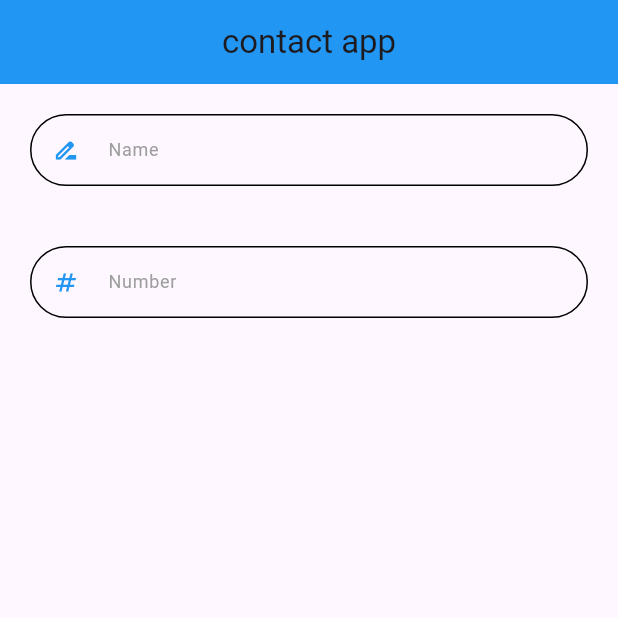
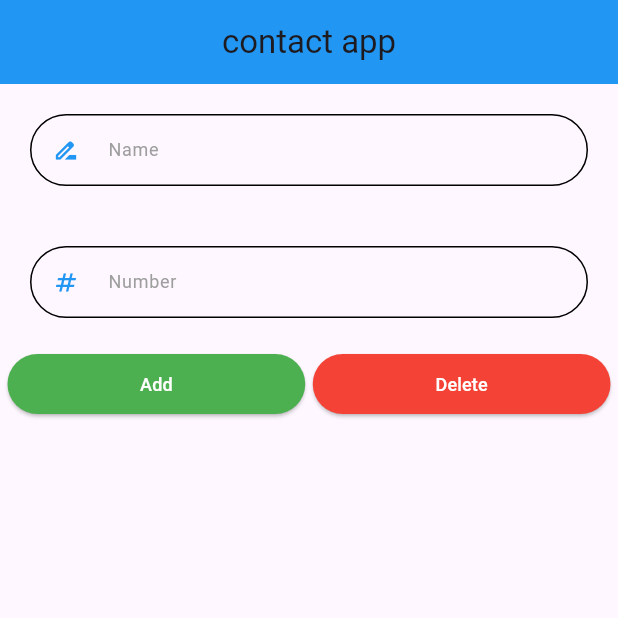
Before and after one commit to pgd8/contact-app, a Flutter app: the screen it shows after launch, on a phone screen of 412 x 824 dp, the top half of it. Run offline on Flutter 3.47's test engine with Material 3 defaults, Android fonts, the phone set to English and light mode, and no system bars.

Commit message:
buttons and their updates

```diff
--- /dev/null
+++ b/lib/Contact_Screen/add_button.dart
@@ -0,0 +1,17 @@
+import 'package:contactapp/Contact_Screen/button_label.dart';
+import 'package:flutter/material.dart';
+
+class AddBtn extends StatelessWidget {
+  @override
+  Widget build(BuildContext context) {
+    return Expanded(
+      child: Container(
+        margin: const EdgeInsets.only(left: 5, right: 2.5),
+        child: ElevatedButton(
+            onPressed: () {},
+            style: ElevatedButton.styleFrom(backgroundColor: Colors.green),
+            child: ButtonLabel('Add')),
+      ),
+    );
+  }
+}
--- /dev/null
+++ b/lib/Contact_Screen/button_label.dart
@@ -0,0 +1,15 @@
+import 'package:flutter/material.dart';
+
+class ButtonLabel extends StatelessWidget {
+  String title;
+
+  ButtonLabel(this.title, {super.key});
+
+  @override
+  Widget build(BuildContext context) {
+    return Text(
+      title,
+      style: const TextStyle(color: Colors.white, fontSize: 12),
+    );
+  }
+}
--- a/lib/Contact_Screen/contact_screen.dart
+++ b/lib/Contact_Screen/contact_screen.dart
@@ -1,5 +1,7 @@
 // ignore_for_file: use_key_in_widget_constructors
 
+import 'package:contactapp/Contact_Screen/add_button.dart';
+import 'package:contactapp/Contact_Screen/delete_button.dart';
 import 'package:contactapp/Contact_Screen/name_field.dart';
 import 'package:contactapp/Contact_Screen/number_field.dart';
 import 'package:flutter/material.dart';
@@ -17,6 +19,12 @@ class ContactScreen extends StatelessWidget {
         children: [
           NameField(),
           NumberField(),
+          Row(
+            children: [
+              AddBtn(),
+              DeleteBtn(),
+            ],
+          )
         ],
       ),
     );
--- /dev/null
+++ b/lib/Contact_Screen/delete_button.dart
@@ -0,0 +1,19 @@
+// ignore_for_file: use_key_in_widget_constructors
+
+import 'package:contactapp/Contact_Screen/button_label.dart';
+import 'package:flutter/material.dart';
+
+class DeleteBtn extends StatelessWidget {
+  @override
+  Widget build(BuildContext context) {
+    return Expanded(
+      child: Container(
+        margin: const EdgeInsets.only(left: 2.5, right: 5),
+        child: ElevatedButton(
+            onPressed: () {},
+            style: ElevatedButton.styleFrom(backgroundColor: Colors.red),
+            child: ButtonLabel('Delete')),
+      ),
+    );
+  }
+}
--- a/lib/main.dart
+++ b/lib/main.dart
@@ -1,4 +1,4 @@
-import 'package:contactapp/Contact_Screen/my_app.dart';
+import 'package:contactapp/my_app.dart';
 import 'package:flutter/material.dart';
 
 void main() {
```
Also changed, not shown: lib/my_app.dart (renamed from lib/Contact_Screen/my_app.dart).
